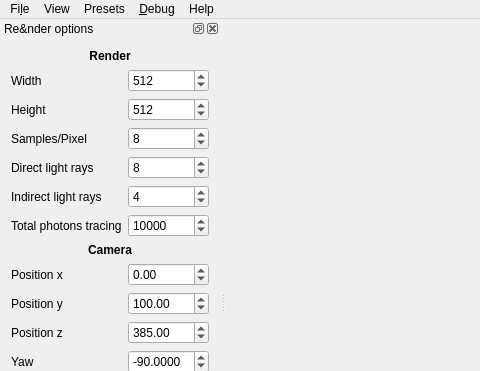
The window that src/gui/mainwindow.ui (Yt-trium/Couscous-raytracer) describes before a commit, drawn with Qt 5; both pictures show x 0 to 480 and y 0 to 371 of the 1000 by 606 pixel window.
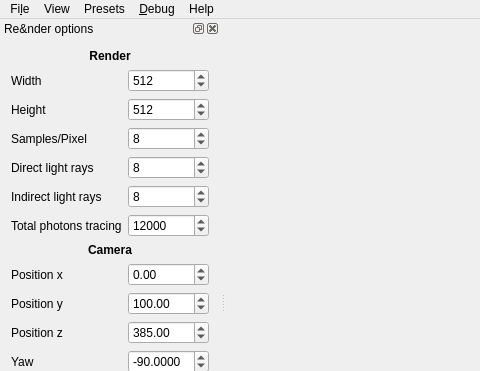
The same window after the commit. Icons and pictures are not drawn.

Commit message: Make cornell box great again

What changed in the file:
```diff
--- a/src/gui/mainwindow.ui
+++ b/src/gui/mainwindow.ui
@@ -418,7 +418,7 @@
         <number>100000</number>
        </property>
        <property name="value">
-        <number>10000</number>
+        <number>12000</number>
        </property>
       </widget>
      </item>
@@ -492,7 +492,7 @@
      <item row="5" column="1">
       <widget class="QSpinBox" name="spinBox_idlrc">
        <property name="value">
-        <number>4</number>
+        <number>8</number>
        </property>
       </widget>
      </item>
```
Left out of the diff: 2 changed lines with no effect on the pictures. The commit also changes 2 other files.
